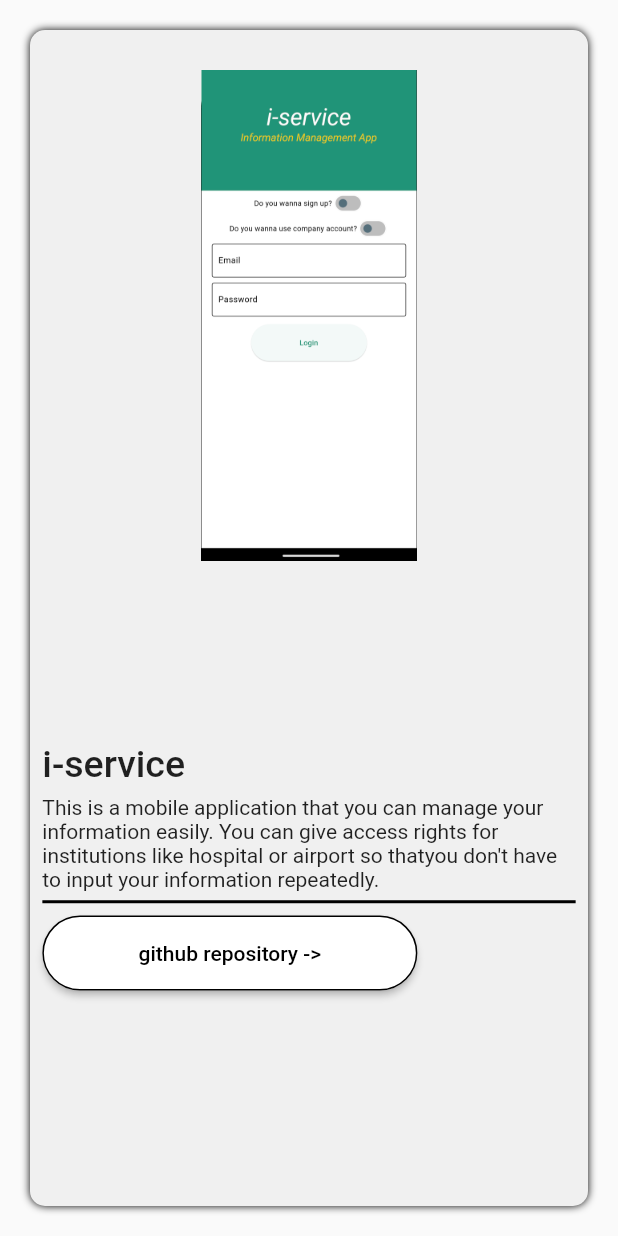
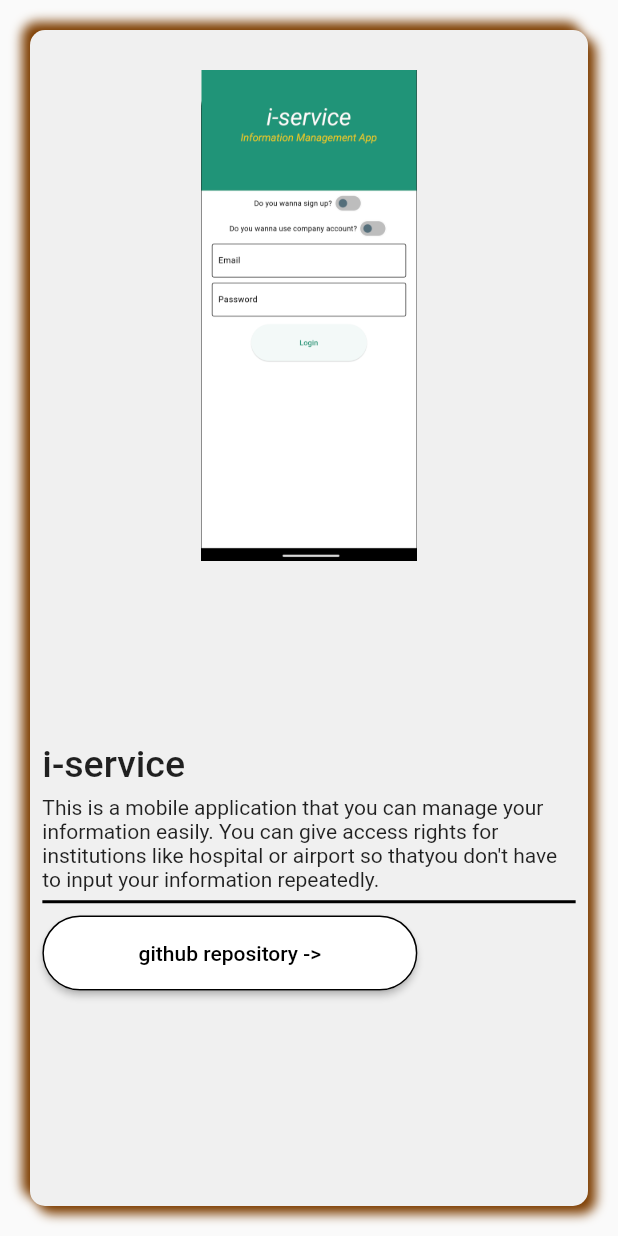
Before and after one commit to honganji/portfolio, a Flutter app: the DesktopWebAppBox widget shown alone on an empty page, opened directly with sample values from the repository, on a phone screen of 412 x 824 dp. Run offline on Flutter 3.47's test engine with Material 2 defaults, Android fonts, the phone set to English and light mode, and no system bars; our stand-ins replace firebase_core, flutter_staggered_animations; accounts and stored records are empty.

Commit message:
modify skill box

```diff
--- a/lib/widgets/desktop_web_app_box.dart
+++ b/lib/widgets/desktop_web_app_box.dart
@@ -11,36 +11,25 @@ class DesktopWebAppBox extends StatefulWidget {
 }
 
 class _DesktopWebAppBoxState extends State<DesktopWebAppBox> {
-  bool isHover = false;
   @override
   Widget build(BuildContext context) {
     final width = MediaQuery.of(context).size.width;
     final height = MediaQuery.of(context).size.height;
-    return MouseRegion(
-      cursor: SystemMouseCursors.click,
-      opaque: false,
-      onHover: (s) {
-        setState(() {
-          isHover = true;
-        });
-      },
-      onExit: (s) {
-        setState(() {
-          isHover = false;
-        });
-      },
-      child: Container(
+    return Container(
       margin: const EdgeInsets.all(20.0),
       decoration: BoxDecoration(
         borderRadius: BorderRadius.circular(10),
         color: const Color.fromARGB(255, 240, 240, 240),
-          boxShadow: [
+        boxShadow: const [
           BoxShadow(
-              color: isHover
-                  ? const Color.fromARGB(255, 125, 61, 0)
-                  : Colors.black,
-              offset: isHover ? const Offset(5.0, 5.0) : const Offset(0, 0),
-              blurRadius: 4.0,
+            color: Color.fromARGB(255, 125, 61, 0),
+            offset: Offset(5.0, 5.0),
+            blurRadius: 6.0,
+          ),
+          BoxShadow(
+            color: Color.fromARGB(255, 125, 61, 0),
+            offset: Offset(-5.0, -5.0),
+            blurRadius: 6.0,
           ),
         ],
       ),
@@ -123,7 +112,6 @@ class _DesktopWebAppBoxState extends State<DesktopWebAppBox> {
           ],
         ),
       ),
-      ),
     );
   }
 }
```
Also changed, not shown: lib/widgets/mobile_mobile_app_box.dart (+6 -1 lines), lib/widgets/mobile_web_app_box.dart (+6 -1 lines). Lines whose indentation alone changed are shown as unchanged.
